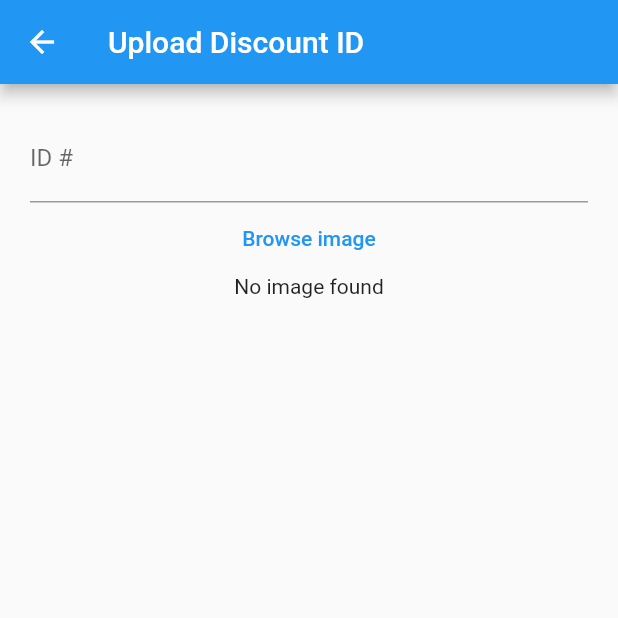
After one commit to cftiangco/puv_tracker_mobileapp, a Flutter app: the Discount screen opened directly, on a phone screen of 412 x 824 dp, the top half of it. The commit adds this screen. Run offline on Flutter 3.47's test engine with Material 2 defaults, Android fonts, the light colour scheme and no system bars; our stand-ins replace image_picker, shared_preferences; accounts and stored records are empty; network calls fail.

Commit message:
add upload form

```diff
--- /dev/null
+++ b/lib/pages/discount.dart
@@ -0,0 +1,57 @@
+import 'dart:io';
+import 'dart:async';
+
+import 'package:flutter/material.dart';
+import 'package:flutter/services.dart';
+import 'package:puv_tracker/widgets/PUV_text_form_field.dart';
+import 'package:image_picker/image_picker.dart';
+
+class Discount extends StatefulWidget {
+  const Discount({Key? key}) : super(key: key);
+
+  @override
+  State<Discount> createState() => _DiscountState();
+}
+
+class _DiscountState extends State<Discount> {
+  TextEditingController idNoController = new TextEditingController();
+  File? image;
+  Future pickImage() async {
+    try {
+      final image = await ImagePicker().pickImage(source: ImageSource.gallery);
+      if (image == null) return;
+      setState(() {
+        final temp = File(image.path);
+        this.image = temp;
+        print(this.image);
+      });
+    } on PlatformException catch (e) {
+      print(e);
+    }
+  }
+
+  @override
+  Widget build(BuildContext context) {
+    return Scaffold(
+      appBar: AppBar(
+        title: Text('Upload Discount ID'),
+      ),
+      body: Padding(
+        padding: const EdgeInsets.all(20.0),
+        child: Column(
+          children: [
+            PUVTextFormField(
+              labelText: "ID #",
+              controller: idNoController,
+            ),
+            TextButton(
+              onPressed: () => this.pickImage(),
+              child: Text('Browse image'),
+            ),
+            this.image != null ? Image.file(image!) : Text('No image found')
+          ],
+        ),
+      ),
+    );
+  }
+}
--- a/lib/pages/home_passenger.dart
+++ b/lib/pages/home_passenger.dart
@@ -64,7 +64,6 @@ class _HomePassengerState extends State<HomePassenger> {
       );
       setState(() {
         this.balance = jsonDecode(res.body);
-        print(this.balance);
       });
     } catch (e) {
       print(e);
@@ -99,7 +98,6 @@ class _HomePassengerState extends State<HomePassenger> {
       setState(() {
         this.activeSession = jsonDecode(res.body);
         if (this.activeSession?['success']) {
-          print(this.activeSession);
           isActive = true;
         }
       });
@@ -223,7 +221,7 @@ class _HomePassengerState extends State<HomePassenger> {
                 mainAxisAlignment: MainAxisAlignment.center,
                 children: [
                   Text(
-                    'Current Balance: ₱${this.balance?['data'] ?? 'Loading...'}',
+                    'Current Balance: ₱${this.balance?['data'] ?? '0'}',
                     style: TextStyle(
                       color: Colors.white,
                       fontWeight: FontWeight.bold,
@@ -247,7 +245,7 @@ class _HomePassengerState extends State<HomePassenger> {
                     handleCompleted: this.handleCompleted,
                   )
                 : available_trips(
-                    data: this.activeSession?['data'],
+                    data: this.availables?['data'],
                     handleCheckIn: this.handleCheckIn,
                   ),
           ],
--- /dev/null
+++ b/lib/widgets/PUV_text_form_field.dart
@@ -0,0 +1,25 @@
+import 'package:flutter/material.dart';
+
+class PUVTextFormField extends StatelessWidget {
+  const PUVTextFormField({
+    Key? key,
+    required this.controller,
+    required this.labelText,
+    this.enable = true,
+  }) : super(key: key);
+
+  final TextEditingController controller;
+  final labelText;
+  final enable;
+  @override
+  Widget build(BuildContext context) {
+    return TextFormField(
+      decoration: InputDecoration(
+        border: UnderlineInputBorder(),
+        labelText: this.labelText,
+      ),
+      controller: this.controller,
+      enabled: this.enable,
+    );
+  }
+}
--- a/pubspec.yaml
+++ b/pubspec.yaml
@@ -37,6 +37,7 @@ dependencies:
   get: ^4.6.1
   http: ^0.13.4
   shared_preferences: ^2.0.13
+  image_picker: ^0.8.4+11
 
 dev_dependencies:
   flutter_test:
```
Also changed, not shown: lib/pages/check_in.dart (+77 -11 lines), lib/pages/home_driver.dart (+5 -6 lines), lib/pages/my_account_driver.dart (+17 -0 lines), lib/pages/update_information.dart (+1 -24 lines), lib/screens/passengers.dart (+38 -19 lines), pubspec.lock.
